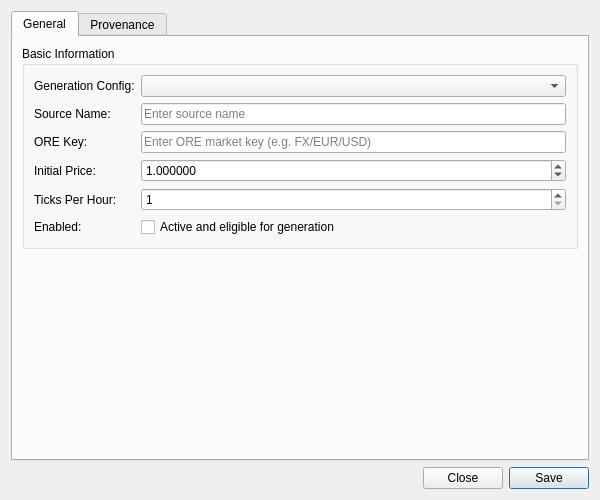
Qt form projects/ores.qt/synthetic/ui/FxSpotGenerationConfigDetailDialog.ui (OreStudio/OreStudio) before a commit.
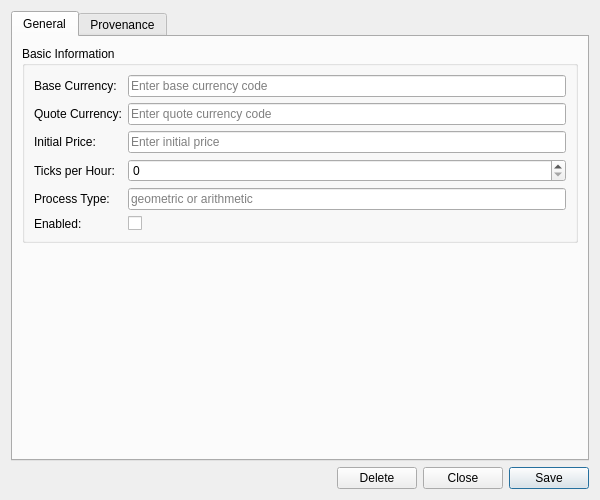
The same form after that commit. Custom widgets are drawn as their Qt base class.

Commit message: [codegen] Model and regenerate fx_spot_generation_config and market_data_generation_config

The edit to the form file:
```diff
--- a/projects/ores.qt/synthetic/ui/FxSpotGenerationConfigDetailDialog.ui
+++ b/projects/ores.qt/synthetic/ui/FxSpotGenerationConfigDetailDialog.ui
@@ -41,68 +41,74 @@
           <item row="0" column="0">
            <widget class="QLabel" name="labelConfig">
             <property name="text">
-             <string>Generation Config:</string>
+             <string>Base Currency:</string>
             </property>
            </widget>
           </item>
           <item row="0" column="1">
-           <widget class="QComboBox" name="configCombo"/>
+           <widget class="QLineEdit" name="baseCurrencyEdit">
+            <property name="placeholderText">
+             <string>Enter base currency code</string>
+            </property>
+           </widget>
           </item>
           <item row="1" column="0">
            <widget class="QLabel" name="labelSourceName">
             <property name="text">
-             <string>Source Name:</string>
+             <string>Quote Currency:</string>
             </property>
            </widget>
           </item>
           <item row="1" column="1">
            <widget class="QLineEdit" name="sourceNameEdit">
             <property name="placeholderText">
-             <string>Enter source name</string>
+             <string>Enter quote currency code</string>
             </property>
            </widget>
           </item>
           <item row="2" column="0">
            <widget class="QLabel" name="labelOreKey">
             <property name="text">
-             <string>ORE Key:</string>
+             <string>Initial Price:</string>
             </property>
            </widget>
           </item>
           <item row="2" column="1">
            <widget class="QLineEdit" name="oreKeyEdit">
             <property name="placeholderText">
-             <string>Enter ORE market key (e.g. FX/EUR/USD)</string>
+             <string>Enter initial price</string>
             </property>
            </widget>
           </item>
           <item row="3" column="0">
-           <widget class="QLabel" name="labelInitialPrice">
+           <widget class="QLabel" name="labelTicksPerHour">
             <property name="text">
-             <string>Initial Price:</string>
+             <string>Ticks per Hour:</string>
             </property>
            </widget>
           </item>
           <item row="3" column="1">
-           <widget class="QDoubleSpinBox" name="initialPriceSpin">
-            <property name="decimals"><number>6</number></property>
-            <property name="minimum"><double>0.000100000000000</double></property>
-            <property name="maximum"><double>1000000000.000000000000000</double></property>
-            <property name="value"><double>1.000000000000000</double></property>
+           <widget class="QSpinBox" name="ticksPerHourEdit">
+            <property name="minimum">
+             <number>0</number>
+            </property>
+            <property name="maximum">
+             <number>9999</number>
+            </property>
            </widget>
           </item>
           <item row="4" column="0">
-           <widget class="QLabel" name="labelTicksPerHour">
+           <widget class="QLabel" name="labelProcessType">
             <property name="text">
-             <string>Ticks Per Hour:</string>
+             <string>Process Type:</string>
             </property>
            </widget>
           </item>
           <item row="4" column="1">
-           <widget class="QSpinBox" name="ticksPerHourSpin">
-            <property name="minimum"><number>1</number></property>
-            <property name="maximum"><number>1000000</number></property>
-            <property name="value"><number>1</number></property>
+           <widget class="QLineEdit" name="processTypeEdit">
+            <property name="placeholderText">
+             <string>geometric or arithmetic</string>
+            </property>
            </widget>
           </item>
           <item row="5" column="0">
@@ -115,7 +121,7 @@
           <item row="5" column="1">
            <widget class="QCheckBox" name="enabledCheck">
             <property name="text">
-             <string>Active and eligible for generation</string>
+             <string/>
             </property>
            </widget>
           </item>
@@ -162,6 +168,13 @@
        </property>
       </spacer>
      </item>
+     <item>
+      <widget class="QPushButton" name="deleteButton">
+       <property name="text">
+        <string>Delete</string>
+       </property>
+      </widget>
+     </item>
      <item>
       <widget class="QPushButton" name="closeButton">
        <property name="text">
```
Left out of the diff: 10 changed lines with no effect on the pictures. The commit also changes 69 other files.
